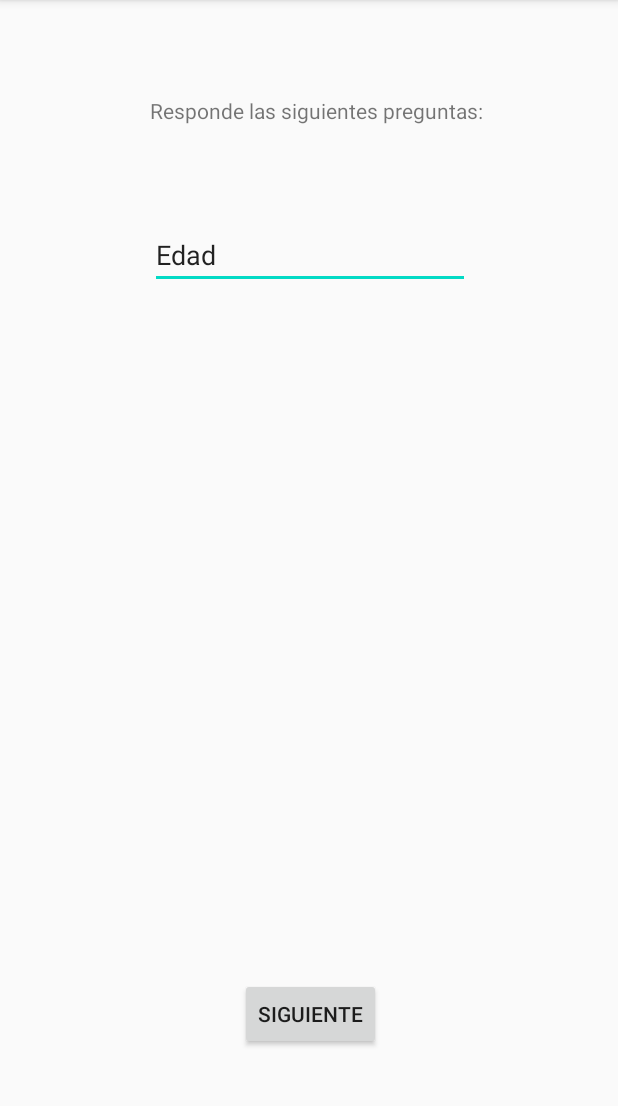
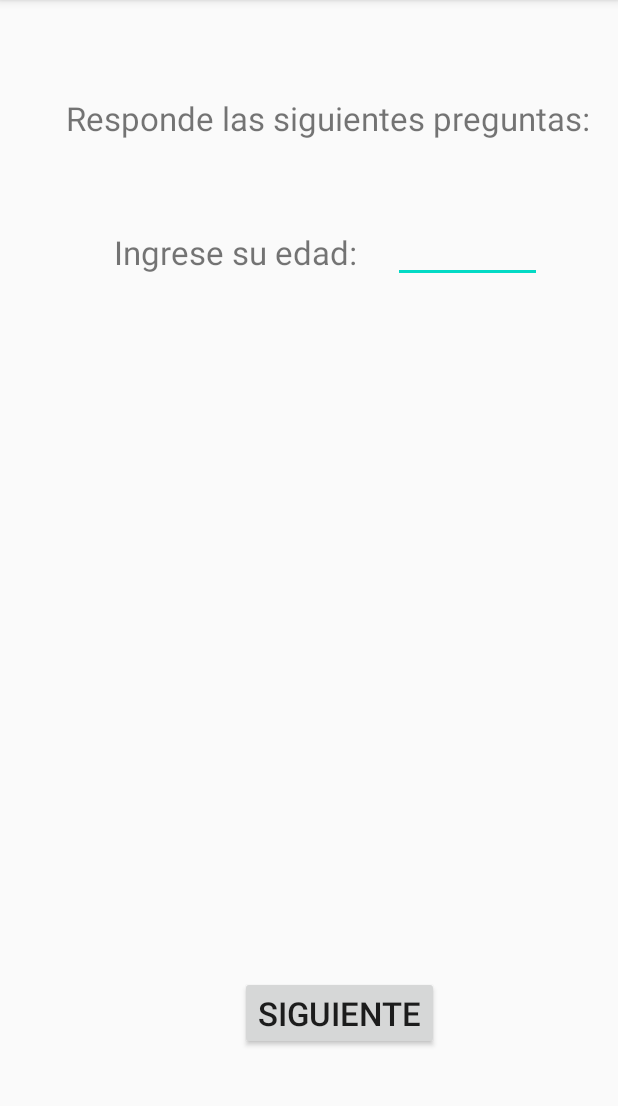
Before and after one commit to soupbizkit/Fitdemic, an Android app: the PreguntasActivity screen opened directly, with no data from a screen before it, on a phone screen of 412 x 824 dp, the part 84-1190 px from its top. Run offline under Robolectric (Android 15) with nearby library versions, the phone set to English and light mode, and no system bars.

Commit message:
Correccion Edad

```diff
--- a/app/src/main/res/layout/activity_preguntas.xml
+++ b/app/src/main/res/layout/activity_preguntas.xml
@@ -6,28 +6,6 @@
     android:layout_height="match_parent"
     tools:context=".PreguntasActivity">
 
-    <TextView
-        android:id="@+id/textView"
-        android:layout_width="wrap_content"
-        android:layout_height="wrap_content"
-        android:layout_marginStart="100dp"
-        android:layout_marginTop="64dp"
-        android:text="@string/preguntas"
-        app:layout_constraintStart_toStartOf="parent"
-        app:layout_constraintTop_toTopOf="parent" />
-
-    <EditText
-        android:id="@+id/etEdad"
-        android:layout_width="wrap_content"
-        android:layout_height="wrap_content"
-        android:layout_marginStart="100dp"
-        android:layout_marginTop="64dp"
-        android:ems="10"
-        android:inputType="textPersonName"
-        android:text="Edad"
-        app:layout_constraintStart_toStartOf="parent"
-        app:layout_constraintTop_toBottomOf="@+id/textView" />
-
     <Button
         android:id="@+id/bSiguiente"
         android:layout_width="wrap_content"
@@ -35,6 +13,43 @@
         android:layout_marginBottom="68dp"
         android:layout_marginStart="160dp"
         android:text="@string/botonSiguiente"
+        android:textSize="22dp"
         app:layout_constraintBottom_toBottomOf="parent"
         app:layout_constraintStart_toStartOf="parent" />
+
+    <EditText
+        android:id="@+id/etEdad"
+        android:layout_width="99dp"
+        android:layout_height="35dp"
+        android:layout_marginStart="24dp"
+        android:layout_marginTop="60dp"
+        android:ems="10"
+        android:inputType="number"
+        app:layout_constraintEnd_toEndOf="parent"
+        app:layout_constraintHorizontal_bias="0.0"
+        app:layout_constraintStart_toEndOf="@+id/textView2"
+        app:layout_constraintTop_toBottomOf="@+id/textView" />
+
+    <TextView
+        android:id="@+id/textView"
+        android:layout_width="wrap_content"
+        android:layout_height="wrap_content"
+        android:layout_marginStart="44dp"
+        android:layout_marginTop="64dp"
+        android:text="@string/preguntas"
+        android:textSize="22dp"
+        app:layout_constraintStart_toStartOf="parent"
+        app:layout_constraintTop_toTopOf="parent" />
+
+    <TextView
+        android:id="@+id/textView2"
+        android:layout_width="wrap_content"
+        android:layout_height="wrap_content"
+        android:layout_marginStart="76dp"
+        android:layout_marginTop="60dp"
+        android:text="@string/edad"
+        android:textSize="22dp"
+        app:layout_constraintStart_toStartOf="parent"
+        app:layout_constraintTop_toBottomOf="@+id/textView" />
+
 </androidx.constraintlayout.widget.ConstraintLayout>
--- a/app/src/main/res/values/strings.xml
+++ b/app/src/main/res/values/strings.xml
@@ -2,4 +2,5 @@
     <string name="app_name">Fitdemic</string>
     <string name="preguntas">Responde las siguientes preguntas: </string>
     <string name="botonSiguiente">Siguiente</string>
+    <string name="edad">Ingrese su edad: </string>
 </resources>
```
